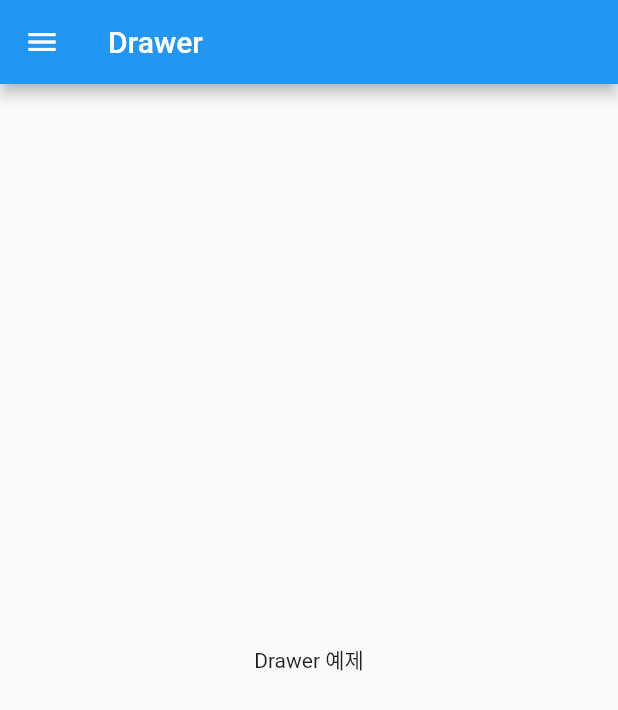
After one commit to wogks/ohjunseok_joonggub, a Flutter app: the screen it shows after launch, after a tap on "Drwaer", on a phone screen of 412 x 824 dp. The commit adds this screen. Shown: the top 710 px of the screen. Run offline on Flutter 3.47's test engine with Material 2 defaults, Android fonts, the phone set to English and light mode, and no system bars.

Commit message:
Add: drawer 적용

```diff
--- /dev/null
+++ b/lib/drawer.dart
@@ -0,0 +1,49 @@
+import 'package:flutter/material.dart';
+
+class MyDrawer extends StatefulWidget {
+  const MyDrawer({Key? key}) : super(key: key);
+
+  @override
+  State<MyDrawer> createState() => _MyDrawerState();
+}
+
+class _MyDrawerState extends State<MyDrawer> {
+  @override
+  Widget build(BuildContext context) {
+    return Scaffold(
+      drawer: Drawer(
+        child: ListView(
+          padding: EdgeInsets.zero,
+          children: [
+            const DrawerHeader(
+              child: Text('ss'),
+              decoration: BoxDecoration(
+                color: Colors.blue
+              ),
+               ),
+               ListTile(
+                title: const Text('item 1'),
+                onTap: () {
+                  // 할일 작성 후 네비팝
+                  Navigator.pop(context);
+                },
+               ),
+               const ListTile(
+                title: Text('item 2'),
+               ),
+               const ListTile(
+                title: Text('item 3'),
+               ),
+
+          ],
+        )
+      ),
+      appBar: AppBar(
+        title: const Text('Drawer'),
+      ),
+      body: const Center(
+        child:Text('Drawer 예제'),
+      ),
+    );
+  }
+}
--- a/lib/main.dart
+++ b/lib/main.dart
@@ -1,5 +1,7 @@
 
 import 'package:flutter/material.dart';
+import 'package:ohjunseokjunggup/animated_opacity.dart';
+import 'package:ohjunseokjunggup/drawer.dart';
 
 import 'animated_container.dart';
 
@@ -44,9 +46,15 @@
             },
           ),
           ListTile(
-            title: const Text('Animated Container'),
+            title: const Text('Animated Opacity'),
             onTap: (){
-              Navigator.push(context, MaterialPageRoute(builder: (context)=>const MyAnimatedContainer()));
+              Navigator.push(context, MaterialPageRoute(builder: (context)=>const MyAnimatedOpacity()));
+            },
+          ),
+          ListTile(
+            title: const Text('Drwaer'),
+            onTap: (){
+              Navigator.push(context, MaterialPageRoute(builder: (context)=>const MyDrawer()));
             },
           ),
         ],
```
Also changed, not shown: lib/animated_opacity.dart (+34 -0 lines).
